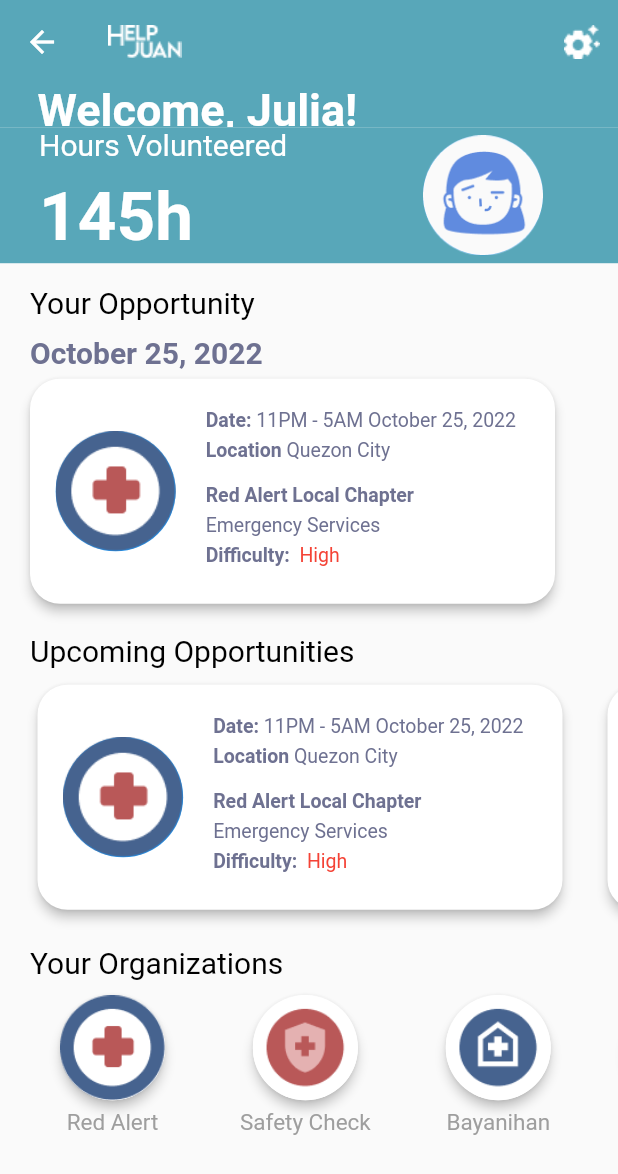
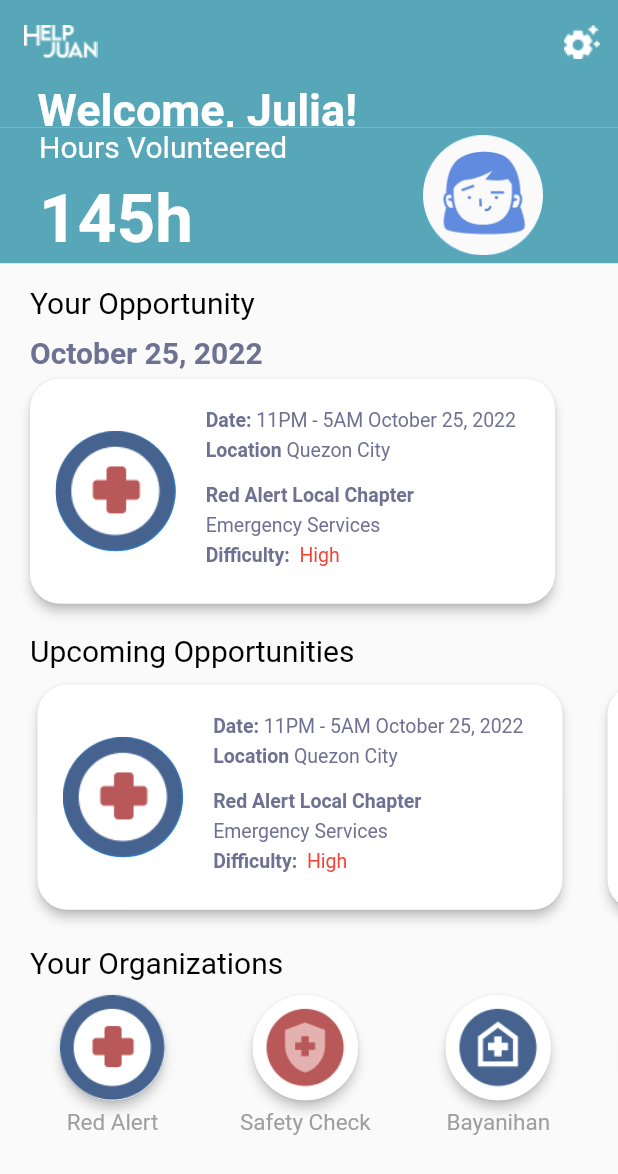
Before and after one commit to EruelUrsua/HelpJuan, a Flutter app: the profile screen opened directly, on a phone screen of 412 x 824 dp. Shown: the top 1174 px of the screen. Run offline on Flutter 3.47's test engine with Material 2 defaults, Android fonts, the phone set to English and light mode, and no system bars; our stand-ins replace firebase_auth, firebase_core; missing offline and left inert: firebase_ui_auth; accounts and stored records are empty; Roboto replaces fonts that are missing (Questrial).

Commit message:
fixed some issues

```diff
--- a/lib/VolunteeringOpportunities/volunteeringOpportunities.dart
+++ b/lib/VolunteeringOpportunities/volunteeringOpportunities.dart
@@ -33,6 +33,7 @@ class _VolunteeringOpportunitiesPageState
                   Authentication().signOut();
                 })
           ],
+          automaticallyImplyLeading: false,
         ), // AppBar
         body: Padding(
           padding: EdgeInsets.all(16),
--- a/lib/chat/chat.dart
+++ b/lib/chat/chat.dart
@@ -28,7 +28,9 @@ class _chatPageState extends State<chatPage> {
   @override
   Widget build(BuildContext context) {
     return Scaffold(
-      appBar: AppBar(),
+      appBar: AppBar(
+        automaticallyImplyLeading: false,
+      ),
       body: Padding(
         padding: const EdgeInsets.all(8.0),
         child: SingleChildScrollView(
--- a/lib/profile.dart
+++ b/lib/profile.dart
@@ -41,6 +41,7 @@ class _profileState extends State<profile> {
               },
             )
           ],
+          automaticallyImplyLeading: false,
           elevation: 0,
           backgroundColor: const Color(0xFF58A7B9),
         ),
@@ -85,7 +86,7 @@ class _profileState extends State<profile> {
                         children: [
                           Padding(
                             padding:
-                                const EdgeInsets.only(left: 26.0, bottom: 10),
+                                const EdgeInsets.only(left: 26.0, bottom: 2),
                             child: Column(
                               crossAxisAlignment: CrossAxisAlignment.start,
                               mainAxisAlignment: MainAxisAlignment.center,
```
Also changed, not shown: lib/Login/login.dart (+3 -5 lines), lib/Login/signin.dart (added, +20 -0 lines), lib/Login/welcome.dart (added), pubspec.lock.
